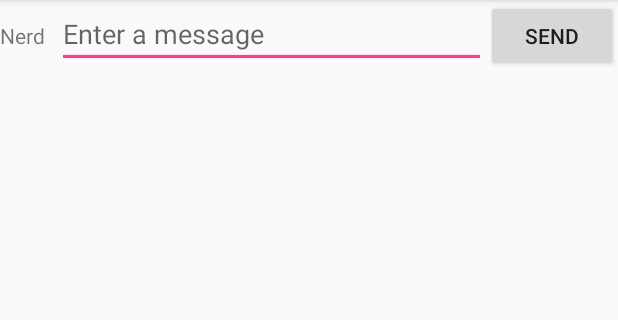
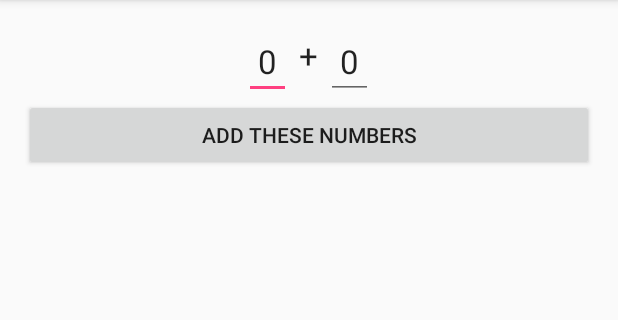
Before and after one commit to davidhamblin/Android-Projects, an Android app: the screen it shows after launch (MainActivity), on a phone screen of 412 x 824 dp, the part 84-404 px from its top. Run offline under Robolectric (Android 15) with nearby library versions, the phone set to English and light mode, and no system bars.

```diff
--- a/Test_Application/app/src/main/res/layout/activity_main.xml
+++ b/Test_Application/app/src/main/res/layout/activity_main.xml
@@ -1,27 +1,41 @@
-<?xml version="1.0" encoding="utf-8"?>
-<LinearLayout
-    xmlns:android="http://schemas.android.com/apk/res/android"
-    xmlns:tools="http://schemas.android.com/tools"
-    android:layout_width="match_parent"
-    android:layout_height="match_parent"
-    android:orientation="horizontal">
+<RelativeLayout xmlns:android="http://schemas.android.com/apk/res/android"
+    xmlns:tools="http://schemas.android.com/tools" android:layout_width="match_parent"
+    android:layout_height="match_parent" android:paddingLeft="@dimen/activity_horizontal_margin"
+    android:paddingRight="@dimen/activity_horizontal_margin"
+    android:paddingTop="@dimen/activity_vertical_margin"
+    android:paddingBottom="@dimen/activity_vertical_margin" tools:context=".MainActivity">
 
-    <TextView
-        android:text="Nerd"
+    <EditText
         android:layout_width="wrap_content"
         android:layout_height="wrap_content"
-        android:id="@+id/textView2"
-        android:layout_weight="0.03" />
-
-    <EditText android:id="@+id/edit_message"
-        android:layout_width="0dp"
+        android:textAppearance="?android:attr/textAppearanceLarge"
+        android:text=" 0 "
+        android:id="@+id/numb1"
+        android:layout_toStartOf="@+id/textView" />
+    <TextView
+        android:layout_width="wrap_content"
         android:layout_height="wrap_content"
-        android:hint="@string/edit_message"
-        android:layout_weight="1"     />
+        android:textAppearance="?android:attr/textAppearanceLarge"
+        android:text=" + "
+        android:id="@+id/textView"
+        android:layout_alignTop="@+id/numb2"
+        android:layout_centerHorizontal="true"
+        android:layout_marginTop="6dp" />
+    <EditText
+        android:layout_width="wrap_content"
+        android:layout_height="wrap_content"
+        android:textAppearance="?android:attr/textAppearanceLarge"
+        android:text=" 0 "
+        android:id="@+id/numb2"
+        android:layout_toEndOf="@+id/textView"
+        android:layout_alignBottom="@+id/numb1" />
 
     <Button
-        android:layout_width="wrap_content"
+        android:layout_width="match_parent"
         android:layout_height="wrap_content"
-        android:text="@string/button_send"
-        android:onClick="sendMessage" />
-</LinearLayout>
+        android:text="Add these numbers"
+        android:id="@+id/button"
+        android:layout_below="@+id/numb1"
+        android:onClick="doAdd"
+        android:layout_alignParentEnd="true" />
+</RelativeLayout>
```
Also changed, not shown: Test_Application/app/src/main/java/hamblin/testapplication/Constants.java (added, +14 -0 lines), Test_Application/app/src/main/java/hamblin/testapplication/DisplayMessageActivity.java (+27 -2 lines), Test_Application/app/src/main/java/hamblin/testapplication/MainActivity.java (+54 -8 lines), Test_Application/app/src/main/res/layout/activity_display_message.xml (+13 -15 lines).
